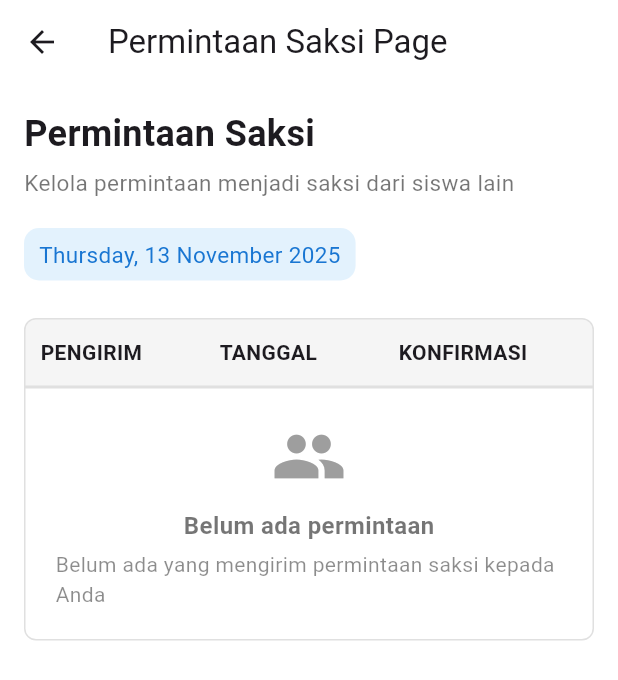
After one commit to syahputrawinata/JurnalKu_Flutter_App, a Flutter app: the screen it shows after launch, after a tap on "Go to Permintaan Saksi page", on a phone screen of 412 x 824 dp. The commit adds this screen. Shown: the top 680 px of the screen. Run offline on Flutter 3.47's test engine with Material 3 defaults, Android fonts, the light colour scheme and no system bars.

Commit message:
Feat: Menambah Permintaan Saksi

```diff
--- a/lib/landing_page.dart
+++ b/lib/landing_page.dart
@@ -1,6 +1,7 @@
 import 'package:flutter/material.dart';
 import 'package:jurnalku_app/catatansikap_page.dart';
 import 'package:jurnalku_app/panduan_page.dart';
+import 'package:jurnalku_app/permintaansaksi_page.dart';
 
 class LandingPage extends StatefulWidget {
   const LandingPage({super.key});
@@ -42,6 +43,18 @@ class _LandingPageState extends State<LandingPage> {
             },
             child: Text('Go to catatan Panduan page'),
           ),
+          SizedBox(height: 10,),
+          ElevatedButton(
+            onPressed: () {
+              Navigator.push(
+                context,
+                  MaterialPageRoute(
+                    builder: (context) => PermintaanSaksi(),
+                ),
+              );
+            },
+            child: Text('Go to Permintaan Saksi page'),
+          ),
         ],
       ),
     );
--- /dev/null
+++ b/lib/permintaansaksi_page.dart
@@ -0,0 +1,103 @@
+import 'package:flutter/material.dart';
+
+class PermintaanSaksi extends StatelessWidget {
+  const PermintaanSaksi({super.key});
+
+  @override
+  Widget build(BuildContext context) {
+    return Scaffold(
+      backgroundColor: Colors.white,
+      appBar: AppBar(
+        title: Text('Permintaan Saksi Page'),
+        backgroundColor: Colors.white,
+      ),
+
+      body: SingleChildScrollView(
+        padding: EdgeInsets.all(16.0),
+        child: Column(
+          crossAxisAlignment: CrossAxisAlignment.start,
+          children: [
+            Text(
+              "Permintaan Saksi",
+              style: TextStyle(fontSize: 24, fontWeight: FontWeight.bold),
+            ),
+            SizedBox(height: 5),
+            Text(
+              "Kelola permintaan menjadi saksi dari siswa lain",
+              style: TextStyle(fontSize: 15, color: Colors.black54),
+            ),
+            SizedBox(height: 20),
+
+            //tanggal
+            Container(
+              padding: EdgeInsets.all(5),
+              decoration: BoxDecoration(
+                color: Colors.blue[50],
+                borderRadius: BorderRadius.circular(10),
+              ),
+              child: Padding(
+                padding: EdgeInsets.symmetric(horizontal: 5, vertical: 2),
+                child: Text(
+                  'Thursday, 13 November 2025',
+                  style: TextStyle(
+                    fontSize: 15,
+                    color: Colors.blue[700],
+                    // fontWeight: FontWeight.w600,
+                  ),
+                ),
+              ),
+            ),
+            SizedBox(height: 25),
+
+            //tabel
+            Container(
+              padding: EdgeInsets.symmetric(vertical: 12, horizontal: 10),
+              decoration: BoxDecoration(
+                color: Colors.grey.shade100,
+                borderRadius: BorderRadius.only(
+                  topLeft: Radius.circular(8),
+                  topRight: Radius.circular(8),
+                ),
+                border: Border.all(color: Colors.grey.shade300),
+              ),
+              child: Row(
+                mainAxisAlignment: MainAxisAlignment.spaceBetween,
+                children: [
+                  Expanded(child: Text('PENGIRIM', style: TextStyle(fontWeight: FontWeight.bold))),
+                  Expanded(child: Text('TANGGAL', style: TextStyle(fontWeight: FontWeight.bold))),
+                  Expanded(child: Text('KONFIRMASI', style: TextStyle(fontWeight: FontWeight.bold))),
+                ],
+              ),
+            ),
+            Container(
+              width: double.infinity,
+              padding: EdgeInsets.all(20),
+              decoration: BoxDecoration(
+                border: Border.all(color: Colors.grey.shade300),
+                borderRadius: BorderRadius.only(
+                  bottomLeft: Radius.circular(8),
+                  bottomRight: Radius.circular(8),
+                ),
+              ),
+              child: Column(
+                children: [
+                  Icon(Icons.group, size: 50, color: Colors.grey),
+                  SizedBox(height: 10),
+                  Text(
+                    "Belum ada permintaan",
+                    style: TextStyle(fontSize: 16, fontWeight: FontWeight.bold, color: Colors.black54),
+                  ),
+                  SizedBox(height: 4),
+                  Text(
+                    'Belum ada yang mengirim permintaan saksi kepada Anda',
+                    style: TextStyle(fontSize: 14, color: Colors.black45),
+                  ),
+                ],
+              ),
+            ),
+          ],
+        ),
+      ),
+    );
+  }
+}
```
Also changed, not shown: lib/catatansikap_page.dart (+39 -39 lines).
